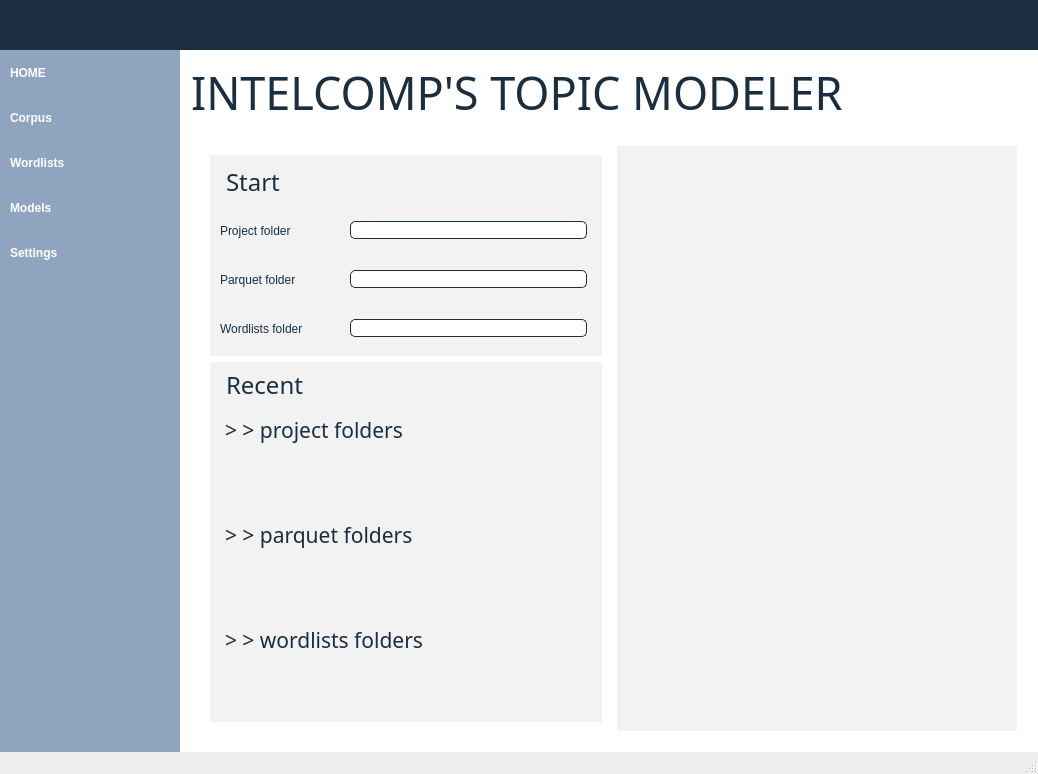
First picture: the form in src/gui/uis/main_window.ui, repository IntelCompH2020/topicmodeler, before the edit.
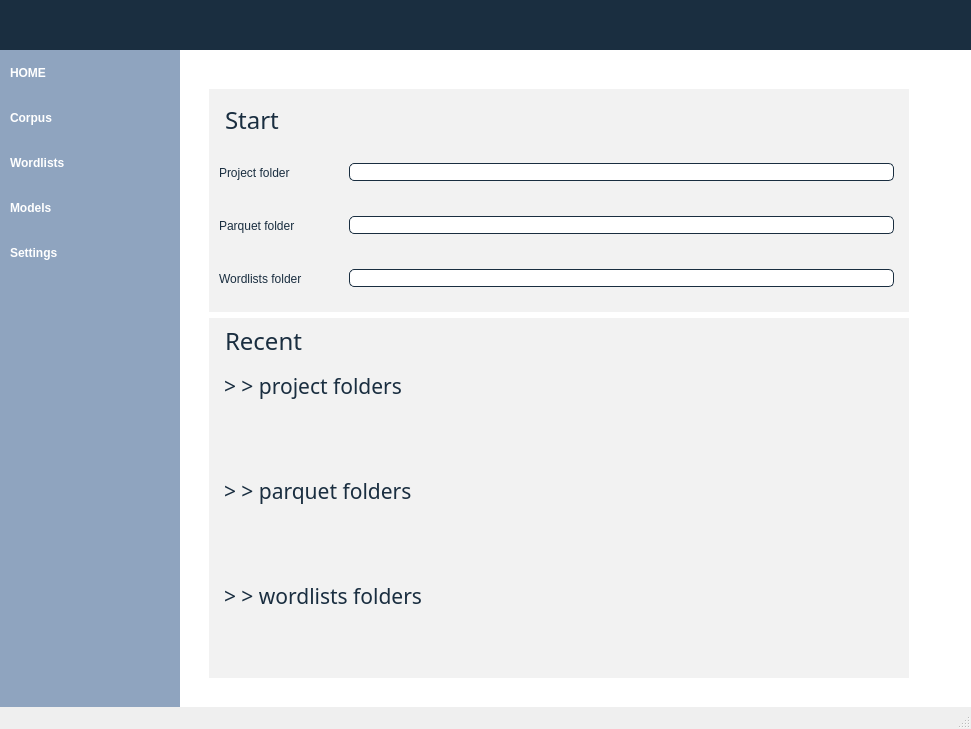
Second picture: the form after the edit. Icons and pictures are not drawn.

What changed in the file:
```diff
--- a/src/gui/uis/main_window.ui
+++ b/src/gui/uis/main_window.ui
@@ -6,8 +6,8 @@
    <rect>
     <x>0</x>
     <y>0</y>
-    <width>1038</width>
-    <height>774</height>
+    <width>971</width>
+    <height>729</height>
    </rect>
   </property>
   <property name="windowTitle">
@@ -940,65 +940,6 @@
                     <property name="bottomMargin">
                      <number>0</number>
                     </property>
-                    <item>
-                     <widget class="QFrame" name="frame_home_title">
-                      <property name="sizePolicy">
-                       <sizepolicy hsizetype="Preferred" vsizetype="Fixed">
-                        <horstretch>0</horstretch>
-                        <verstretch>0</verstretch>
-                       </sizepolicy>
-                      </property>
-                      <property name="frameShape">
-                       <enum>QFrame::StyledPanel</enum>
-                      </property>
-                      <property name="frameShadow">
-                       <enum>QFrame::Raised</enum>
-                      </property>
-                      <layout class="QHBoxLayout" name="horizontalLayout_10">
-                       <property name="spacing">
-                        <number>0</number>
-                       </property>
-                       <property name="leftMargin">
-                        <number>0</number>
-                       </property>
-                       <property name="topMargin">
-                        <number>0</number>
-                       </property>
-                       <property name="rightMargin">
-                        <number>0</number>
-                       </property>
-                       <property name="bottomMargin">
-                        <number>0</number>
-                       </property>
-                       <item>
-                        <widget class="QLabel" name="label_3">
-                         <property name="sizePolicy">
-                          <sizepolicy hsizetype="Preferred" vsizetype="Minimum">
-                           <horstretch>0</horstretch>
-                           <verstretch>0</verstretch>
-                          </sizepolicy>
-                         </property>
-                         <property name="font">
-                          <font>
-                           <family>Phosphate</family>
-                           <pointsize>34</pointsize>
-                           <weight>7</weight>
-                           <italic>false</italic>
-                           <bold>false</bold>
-                          </font>
-                         </property>
-                         <property name="styleSheet">
-                          <string notr="true">color:#1A2E40;
-font: 63 34pt &quot;Phosphate&quot;;</string>
-                         </property>
-                         <property name="text">
-                          <string>INTELCOMP'S TOPIC MODELER</string>
-                         </property>
-                        </widget>
-                       </item>
-                      </layout>
-                     </widget>
-                    </item>
                     <item>
                      <widget class="QFrame" name="frame_home_sep_content_title">
                       <property name="sizePolicy">
@@ -1022,30 +963,6 @@
                      </widget>
                     </item>
                     <item>
-                     <widget class="QFrame" name="frame_home_content">
-                      <property name="frameShape">
-                       <enum>QFrame::StyledPanel</enum>
-                      </property>
-                      <property name="frameShadow">
-                       <enum>QFrame::Raised</enum>
-                      </property>
-                      <layout class="QVBoxLayout" name="verticalLayout_12">
-                       <property name="spacing">
-                        <number>0</number>
-                       </property>
-                       <property name="leftMargin">
-                        <number>0</number>
-                       </property>
-                       <property name="topMargin">
-                        <number>0</number>
-                       </property>
-                       <property name="rightMargin">
-                        <number>0</number>
-                       </property>
-                       <property name="bottomMargin">
-                        <number>0</number>
-                       </property>
-                       <item>
                         <widget class="QFrame" name="frame_home_center">
                          <property name="frameShape">
                           <enum>QFrame::StyledPanel</enum>
@@ -1884,48 +1801,31 @@
                            </widget>
                           </item>
                           <item>
-                           <widget class="QWidget" name="plot_pylavis" native="true">
-                            <property name="sizePolicy">
-                             <sizepolicy hsizetype="Minimum" vsizetype="Minimum">
-                              <horstretch>0</horstretch>
-                              <verstretch>0</verstretch>
-                             </sizepolicy>
-                            </property>
-                            <property name="minimumSize">
+                        <widget class="QFrame" name="frame_logo_big">
+                         <property name="frameShape">
+                          <enum>QFrame::StyledPanel</enum>
+                         </property>
+                         <property name="frameShadow">
+                          <enum>QFrame::Raised</enum>
+                         </property>
+                         <layout class="QVBoxLayout" name="verticalLayout_12">
+                          <item>
+                           <widget class="QLabel" name="label">
+                            <property name="maximumSize">
                              <size>
-                              <width>400</width>
-                              <height>400</height>
+                              <width>300</width>
+                              <height>300</height>
                              </size>
                             </property>
-                            <property name="styleSheet">
-                             <string notr="true">QWidget {
-	background-color: #F2F2F2;
-}</string>
+                            <property name="text">
+                             <string/>
                             </property>
-                            <layout class="QVBoxLayout" name="verticalLayout_23">
-                             <property name="spacing">
-                              <number>0</number>
-                             </property>
-                             <property name="leftMargin">
-                              <number>0</number>
-                             </property>
-                             <property name="topMargin">
-                              <number>0</number>
-                             </property>
-                             <property name="rightMargin">
-                              <number>0</number>
-                             </property>
-                             <property name="bottomMargin">
-                              <number>0</number>
-                             </property>
-                             <item>
-                              <layout class="QVBoxLayout" name="layout_plot_pyldavis">
-                               <property name="spacing">
-                                <number>0</number>
-                               </property>
-                              </layout>
-                             </item>
-                            </layout>
+                            <property name="pixmap">
+                             <pixmap>../resources/images/spoon_model.png</pixmap>
+                            </property>
+                            <property name="scaledContents">
+                             <bool>true</bool>
+                            </property>
                            </widget>
                           </item>
                          </layout>
```
Left out of the diff: 13 changed lines with no effect on the pictures. Lines whose indentation alone changed are shown as unchanged.
